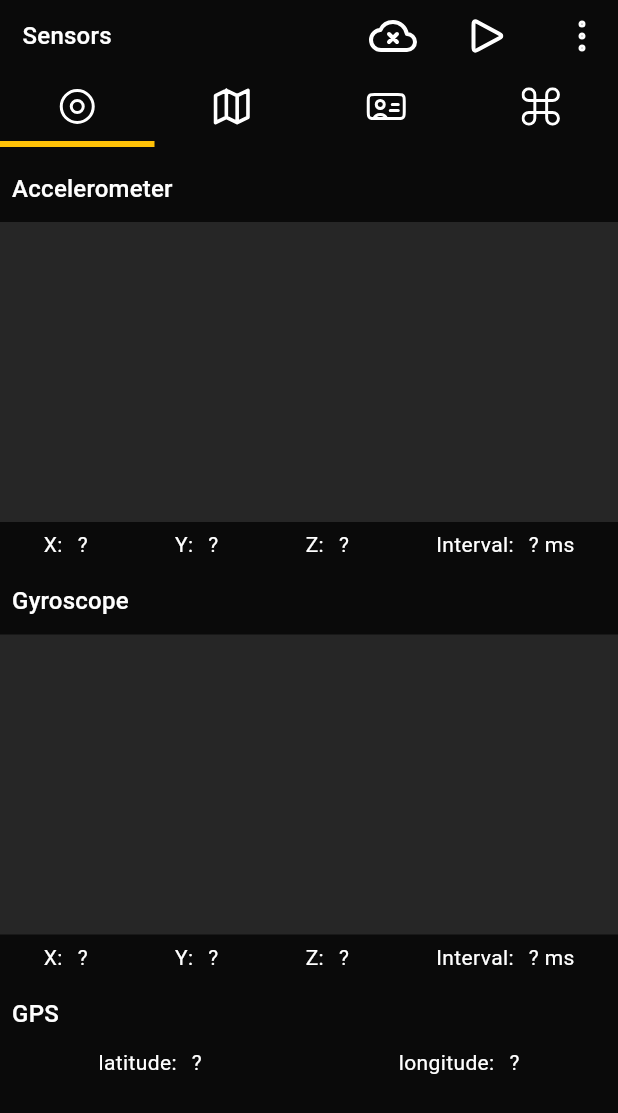
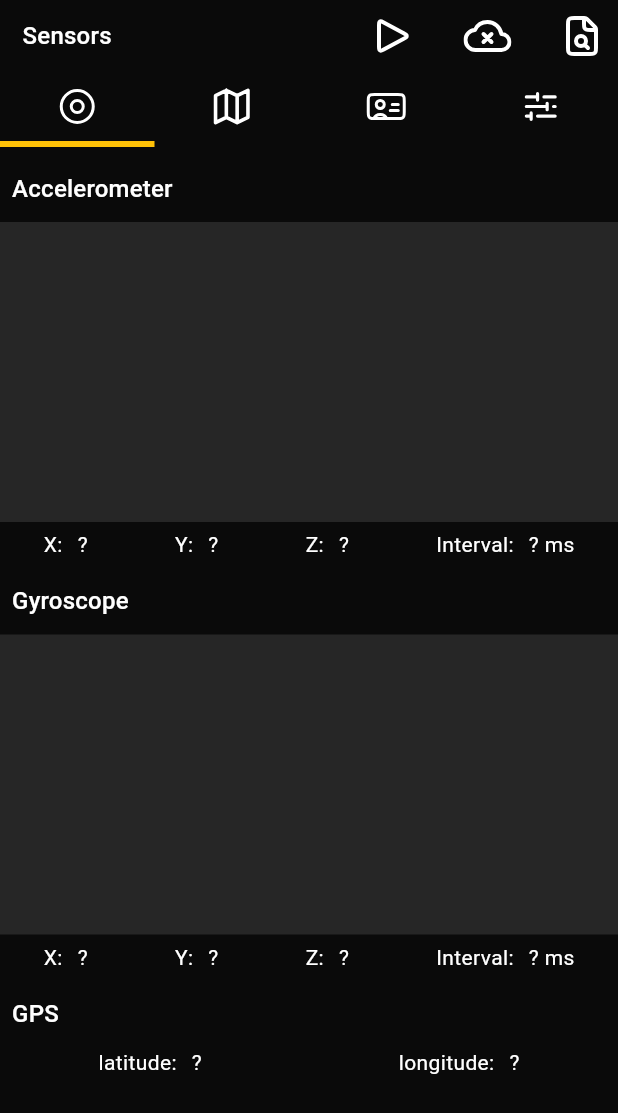
Before and after one commit to zubrailx/road-condition-monitoring, a Flutter app: the screen it shows after launch, on a phone screen of 412 x 824 dp. Shown: the top 1113 px of the screen. Run offline on Flutter 3.47's test engine with Material 3 defaults, Android fonts, the phone set to English and light mode, and no system bars; our stand-ins replace flutter_svg, geolocator, get_it, sensors_plus, shared_preferences, talker_flutter.

Commit message:
mobile: add logs as separate page

```diff
--- a/mobile/lib/app/app.dart
+++ b/mobile/lib/app/app.dart
@@ -3,8 +3,10 @@ import 'dart:async';
 import 'package:flutter/material.dart';
 import 'package:flutter/services.dart';
 import 'package:get_it/get_it.dart';
+import 'package:mobile/app/route.dart';
 import 'package:mobile/app/theme.dart';
 import 'package:mobile/gateway/shared_preferences.dart';
+import 'package:mobile/pages/logs_page.dart';
 import 'package:mobile/pages/root_page.dart';
 import 'package:mobile/state/gps.dart';
 import 'package:mobile/state/gyroscope.dart';
@@ -23,7 +25,8 @@ class App extends StatelessWidget {
       title: 'RoadCondition',
       theme: darkTheme,
       routes: {
-        '/': (context) => const RootPage(),
+        AppRoutes.root.v: (context) => const RootPage(),
+        AppRoutes.logs.v: (context) => const LogsPage(),
       },
     );
 
--- /dev/null
+++ b/mobile/lib/app/route.dart
@@ -0,0 +1,8 @@
+enum AppRoutes {
+  root("/"),
+  logs("/logs");
+
+  const AppRoutes(this.v);
+
+  final String v;
+}
--- a/mobile/lib/pages/root_page.dart
+++ b/mobile/lib/pages/root_page.dart
@@ -1,8 +1,9 @@
 import 'package:flutter/material.dart';
 import 'package:flutter_svg/svg.dart';
-import 'package:mobile/widgets/debug.dart';
+import 'package:mobile/widgets/logs.dart';
 import 'package:mobile/widgets/map.dart';
 import 'package:mobile/widgets/nav_bar.dart';
+import 'package:mobile/widgets/options.dart';
 import 'package:mobile/widgets/sensors.dart';
 import 'package:mobile/widgets/user_account.dart';
 
@@ -21,9 +22,9 @@ class _RootPageState extends State<RootPage> with SingleTickerProviderStateMixin
     SvgPicture.asset("assets/svg/RadioFill.svg", width: iconWidth),
     SvgPicture.asset("assets/svg/Map.svg", width: iconWidth * 0.9),
     SvgPicture.asset("assets/svg/UserCard.svg", width: iconWidth),
-    SvgPicture.asset("assets/svg/Command.svg", width: iconWidth * 0.8)
+    SvgPicture.asset("assets/svg/Options.svg", width: iconWidth * 0.8)
   ];
-  final titles = <String>[ "Sensors", "Map", "User Account", "Debug"];
+  final titles = <String>[ "Sensors", "Map", "User Account", "Options"];
 
   late final TabController _tabController;
   int tabIndex = 0;
@@ -63,7 +64,7 @@ class _RootPageState extends State<RootPage> with SingleTickerProviderStateMixin
                   SensorsWidget(),
                   MapWidget(),
                   UserAccountWidget(),
-                  DebugWidget()
+                  OptionsWidget()
                 ],
               )
           )
--- a/mobile/lib/widgets/nav_bar.dart
+++ b/mobile/lib/widgets/nav_bar.dart
@@ -1,5 +1,6 @@
 import 'package:flutter/material.dart';
 import 'package:flutter_svg/svg.dart';
+import 'package:mobile/app/route.dart';
 
 class NavBar extends StatefulWidget {
   const NavBar(
@@ -38,17 +39,17 @@ class _NavBarState extends State<NavBar> {
               spacing: 15,
               children: <Widget>[
                 IconButton(
+                    icon: SvgPicture.asset("assets/svg/Play.svg",
+                        width: iconWidth),
+                    onPressed: () {}),
+                IconButton(
                     icon: SvgPicture.asset("assets/svg/NetworkClose.svg",
                         width: iconWidth),
                     onPressed: () {}),
                 IconButton(
-                    icon: SvgPicture.asset("assets/svg/Play.svg",
+                    icon: SvgPicture.asset("assets/svg/FileSearch.svg",
                         width: iconWidth),
-                    onPressed: () {}),
-                IconButton(
-                    icon: SvgPicture.asset("assets/svg/MenuVertical.svg",
-                        width: iconWidth),
-                    onPressed: () {}),
+                    onPressed: () => Navigator.of(context).pushNamed(AppRoutes.logs.v)),
               ],
             )
           ],
```
Also changed, not shown: mobile/lib/pages/logs_page.dart (added, +11 -0 lines), mobile/lib/widgets/logs.dart (renamed from mobile/lib/widgets/debug.dart, +4 -4 lines), mobile/lib/widgets/options.dart (added, +20 -0 lines), mobile/assets/svg/FileSearch.svg (added), mobile/assets/svg/Options.svg (added).
